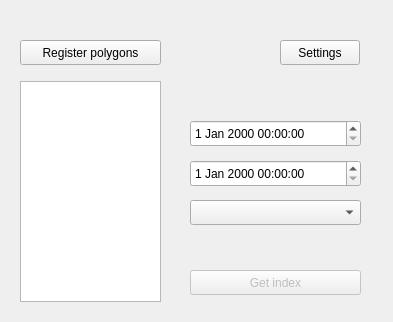
OpenGeoLabs/qgis-world-from-space-plugin, file world_from_space_widget_base.ui: the form before one commit.
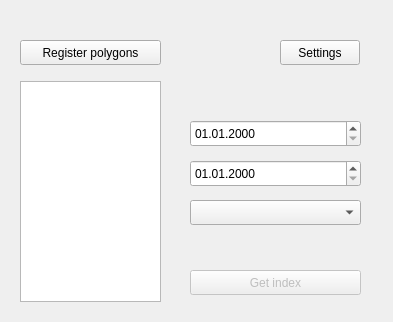
The form after the commit. Custom widgets are drawn as their Qt base class.

Commit message: Second version of PoC. Full index implementation except dates.

Patch:
```diff
--- a/world_from_space_widget_base.ui
+++ b/world_from_space_widget_base.ui
@@ -67,6 +67,9 @@
      <height>27</height>
     </rect>
    </property>
+   <property name="displayFormat">
+    <string>dd.MM.yyyy</string>
+   </property>
   </widget>
   <widget class="QgsDateTimeEdit" name="mDateTimeEditEnd">
    <property name="geometry">
@@ -77,6 +80,9 @@
      <height>27</height>
     </rect>
    </property>
+   <property name="displayFormat">
+    <string>dd.MM.yyyy</string>
+   </property>
   </widget>
   <widget class="QComboBox" name="comboBoxIndexes">
    <property name="geometry">
```
The commit also changes 2 other files.
